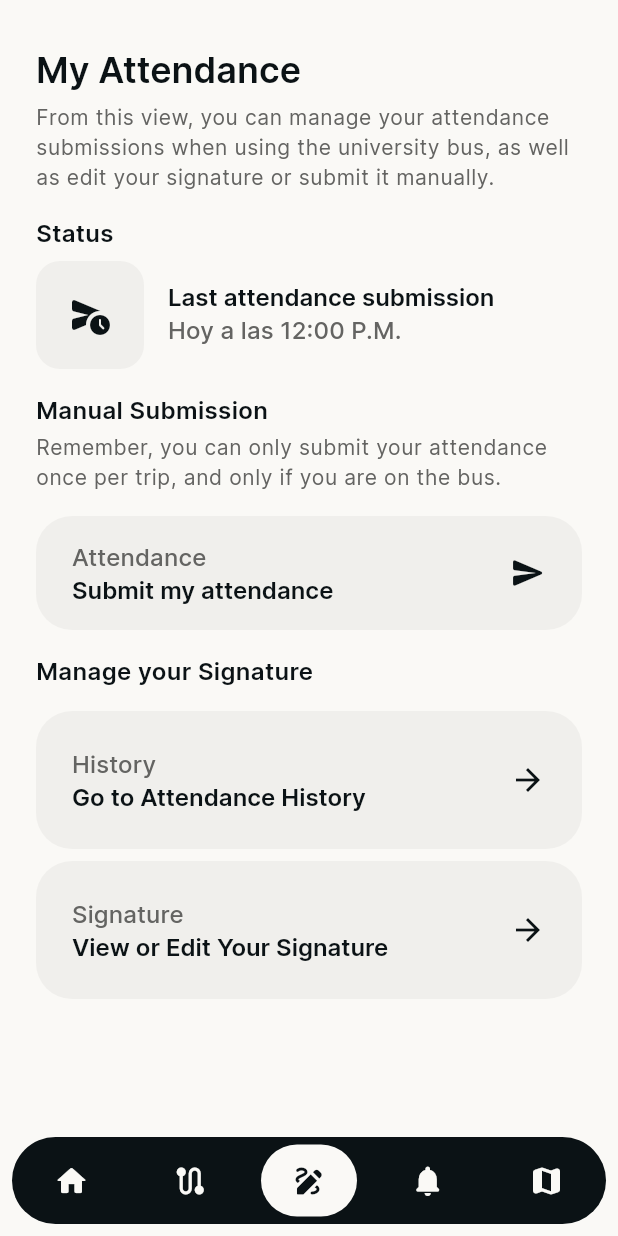
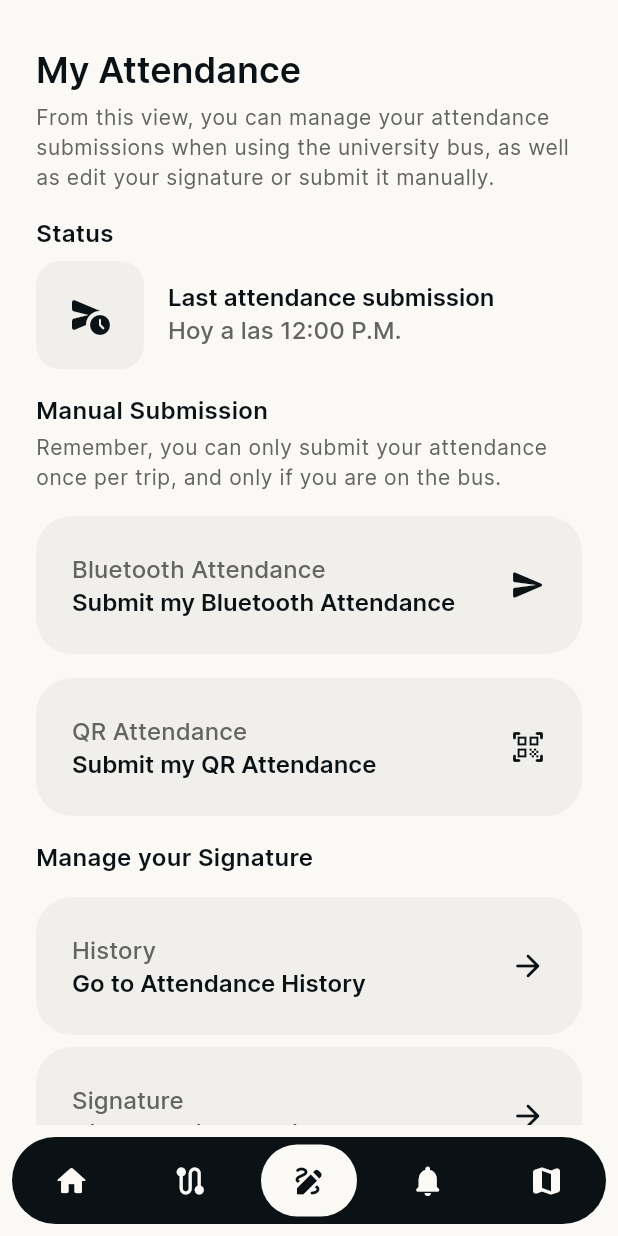
Before and after one commit to movilidad-up/simup-up-app, a Flutter app: the DashboardView screen opened directly, item 3 of the bottom bar chosen, on a phone screen of 412 x 824 dp. Run offline on Flutter 3.47's test engine with Material 3 defaults, Android fonts, the phone set to English and light mode, and no system bars; drawn by our look-alikes of showcaseview; our stand-ins replace flutter_blue_plus, flutter_dotenv, flutter_local_notifications, flutter_styled_toast, flutter_svg, flutter_timezone and 7 more; missing offline and left inert: cron, zoom_widget; accounts and stored records are empty; generated files the repository leaves out were written again; network calls fail.

Commit message:
SMP-023 - Implements Bluetooth Attendance view.

```diff
--- a/lib/l10n/app_en.arb
+++ b/lib/l10n/app_en.arb
@@ -161,7 +161,7 @@
   "manualSubmit": "Manual Submission",
   "manualSubmitDescription": "Remember, you can only submit your attendance once per trip, and only if you are on the bus.",
   "attendance": "Attendance",
-  "submitMyAttendance": "Submit my attendance",
+  "submitMyBeaconAttendance": "Submit my Bluetooth Attendance",
   "manageAttendance": "Manage your Signature",
   "myRecentAttendance": "My Recent Attendance",
   "history": "History",
@@ -176,6 +176,25 @@
   "beaconAttendanceSentInfo": "Your attendance has been submitted.",
   "beaconAttendanceFailed": "An error has occurred",
   "beaconAttendanceFailedInfo": "Your attendance was not submitted.",
+  "beaconAttendance": "Bluetooth Attendance",
+  "beaconAttendanceInfo": "Please make sure to turn on Bluetooth mode on your mobile device, then press submit attendance.",
+  "qrAttendance": "QR Attendance",
+  "submitMyQrAttendance": "Submit my QR Attendance",
+
+  "readyStatus": "Toca para enviar asistencia",
+  "readyStatusInfo": "Toque este botón para enviar su asistencia",
+  "disabledStatus": "Bluetooth apagado",
+  "disabledStatusInfo": "Encienda el modo bluetooth y vuelva a intentar",
+  "scanStatus": "Detectando la señal del bus",
+  "scanStatusInfo": "Recuerde estar dentro del bus para una mejor señal",
+  "sendStatus": "Enviando su asistencia",
+  "sendStatusInfo": "Si no tiene conexión, se enviará luego",
+  "rangeStatus": "Esta muy lejos del bus",
+  "rangeStatusInfo": "Acérquese al bus y vuelva a intentarlo",
+  "unknownStatus": "Bus no detectado",
+  "unknownStatusInfo": "No hemos detectado la señal, vuelva a intentarlo",
+  "successStatus": "¡Asistencia enviada!",
+  "successStatusInfo": "Se ha enviado su asistencia con exito ¡Gracias! :)",
 
   "monday": "Monday",
   "tuesday": "Tuesday",
--- a/lib/l10n/app_es.arb
+++ b/lib/l10n/app_es.arb
@@ -162,7 +162,7 @@
   "manualSubmit": "Envio Manual",
   "manualSubmitDescription": "Recuerda, solo podrás enviar tu asistencia 1 vez por trayecto, y solo si estas en el bus.",
   "attendance": "Asistencia",
-  "submitMyAttendance": "Enviar mi asistencia",
+  "submitMyBeaconAttendance": "Enviar mi Asistencia Bluetooth",
   "manageAttendance": "Administra tu Firma",
   "myRecentAttendance": "Mis Asistencias Recientes",
   "history": "Historial",
@@ -177,6 +177,25 @@
   "beaconAttendanceSentInfo": "Se ha enviado su asistencia.",
   "beaconAttendanceFailed": "Ha ocurrido un error",
   "beaconAttendanceFailedInfo": "No se ha enviado su asistencia.",
+  "beaconAttendance": "Asistencia Bluetooth",
+  "beaconAttendanceInfo": "Por favor, asegúrese de encender el modo bluetooth en su dispositivo móvil, y a continuación presione enviar asistencia.",
+  "qrAttendance": "Asistencia QR",
+  "submitMyQrAttendance": "Enviar mi Asistencia QR",
+
+  "readyStatus": "Toca para enviar asistencia",
+  "readyStatusInfo": "Toque este botón para enviar su asistencia",
+  "disabledStatus": "Bluetooth apagado",
+  "disabledStatusInfo": "Encienda el modo bluetooth y vuelva a intentar",
+  "scanStatus": "Detectando la señal del bus",
+  "scanStatusInfo": "Recuerde estar dentro del bus para una mejor señal",
+  "sendStatus": "Enviando su asistencia",
+  "sendStatusInfo": "Si no tiene conexión, se enviará luego",
+  "rangeStatus": "Esta muy lejos del bus",
+  "rangeStatusInfo": "Acérquese al bus y vuelva a intentarlo",
+  "unknownStatus": "Bus no detectado",
+  "unknownStatusInfo": "No hemos detectado la señal, vuelva a intentarlo",
+  "successStatus": "¡Asistencia enviada!",
+  "successStatusInfo": "Se ha enviado su asistencia con exito ¡Gracias! :)",
 
   "monday": "Lunes",
   "tuesday": "Martes",
--- a/lib/views/attendance_view.dart
+++ b/lib/views/attendance_view.dart
@@ -1,9 +1,9 @@
 import 'package:flutter/material.dart';
 import 'package:flutter_gen/gen_l10n/app_localizations.dart';
 import 'package:simup_up/enums/enums.dart';
+import 'package:simup_up/views/beacon_attendance_view.dart';
 import 'package:simup_up/views/components/action_card.dart';
 import 'package:simup_up/views/components/attendance_status.dart';
-import 'package:simup_up/views/components/submit_attendance_button.dart';
 import 'package:simup_up/views/history-view.dart';
 import 'package:simup_up/views/styles/spaces.dart';
 import 'package:simup_up/views/utils/custom-page-router.dart';
@@ -29,6 +29,7 @@ class _AttendanceViewState extends State<AttendanceView> {
     double screenWidth = MediaQuery.of(context).size.width;
 
     return SafeArea(
+      child: SingleChildScrollView(
         child: Column(
           children: [
             Padding(
@@ -88,7 +89,24 @@ class _AttendanceViewState extends State<AttendanceView> {
                       style: Theme.of(context).textTheme.bodySmall,
                     ),
                     VerticalSpacing(16.0),
-                  SubmitAttendanceButton(),
+                    // SubmitAttendanceButton(),
+                    ActionCard(
+                      onSchedulesTap: () {
+                        Navigator.of(context).push(CustomPageRoute(const BeaconAttendanceView()));
+                      },
+                      subtitle: AppLocalizations.of(context)!.beaconAttendance,
+                      title: AppLocalizations.of(context)!.submitMyBeaconAttendance,
+                      icon: Icons.send_rounded,
+                    ),
+                    VerticalSpacing(16.0),
+                    ActionCard(
+                      onSchedulesTap: () {
+                        Navigator.of(context).push(CustomPageRoute(const BeaconAttendanceView()));
+                      },
+                      subtitle: AppLocalizations.of(context)!.qrAttendance,
+                      title: AppLocalizations.of(context)!.submitMyQrAttendance,
+                      icon: Icons.qr_code_scanner_rounded,
+                    ),
                     VerticalSpacing(16.0),
                     Text(
                       AppLocalizations.of(context)!.manageAttendance,
@@ -120,6 +138,7 @@ class _AttendanceViewState extends State<AttendanceView> {
             ),
           ],
         ),
+      ),
     );
   }
 }
--- a/lib/views/components/action_card.dart
+++ b/lib/views/components/action_card.dart
@@ -6,10 +6,11 @@ class ActionCard extends StatefulWidget {
   final String subtitle;
   final String title;
   final bool isPrimaryAction;
+  final IconData icon;
 
   const ActionCard({
     Key? key,
-    required this.onSchedulesTap, required this.subtitle, required this.title, this.isPrimaryAction = false,
+    required this.onSchedulesTap, required this.subtitle, required this.title, this.isPrimaryAction = false, this.icon = Icons.arrow_forward_rounded,
   }) : super(key: key);
 
   @override
@@ -59,7 +60,7 @@ class _ActionCardState extends State<ActionCard> {
                       ),
                       VerticalSpacing(12.0),
                       Icon(
-                        Icons.arrow_forward,
+                        widget.icon,
                         color: Theme.of(context).colorScheme.onSurface,
                         size: 24.0,
                       )
--- a/lib/views/components/submit_attendance_button.dart
+++ /dev/null
@@ -1,95 +0,0 @@
-import 'package:flutter/material.dart';
-import 'package:simup_up/enums/enums.dart';
-import 'package:flutter_gen/gen_l10n/app_localizations.dart';
-import 'package:simup_up/views/utils/beacon_checker.dart';
-import 'custom_toast.dart';
-
-class SubmitAttendanceButton extends StatefulWidget {
-  const SubmitAttendanceButton({Key? key}) : super(key: key);
-
-  @override
-  State<SubmitAttendanceButton> createState() => _SubmitAttendanceButtonState();
-}
-
-class _SubmitAttendanceButtonState extends State<SubmitAttendanceButton> {
-  bool isLoading = false;
-  SendStatus status = SendStatus.awaiting;
-
-  Future<void> _handleAttendanceSubmission() async {
-    setState(() {
-      isLoading = true;
-    });
-
-    bool isNearValidBeacon = await BeaconChecker.isNearValidBeacon();
-
-    if (isNearValidBeacon) {
-      CustomToast.buildToast(
-          context,
-          const Color(0xFF44B300),
-          AppLocalizations.of(context)!.beaconAttendanceSent,
-          AppLocalizations.of(context)!.beaconAttendanceSentInfo,
-          Icons.error_rounded);
-      setState(() {
-        status = SendStatus.sent;
-      });
-    } else {
-      CustomToast.buildToast(
-          context,
-          const Color(0xFFE40000),
-          AppLocalizations.of(context)!.beaconAttendanceFailed,
-          AppLocalizations.of(context)!.beaconAttendanceFailedInfo,
-          Icons.error_rounded);
-      // Fluttertoast.showToast(msg: "No estás cerca de un beacon autorizado.");
-    }
-
-    setState(() {
-      isLoading = false;
-    });
-  }
-
-  @override
-  Widget build(BuildContext context) {
-    return Material(
-      borderRadius: BorderRadius.circular(24.0),
-      color: Theme.of(context).colorScheme.surfaceContainer,
-      child: InkWell(
-        borderRadius: BorderRadius.circular(24.0),
-        onTap: status == SendStatus.awaiting ? _handleAttendanceSubmission : null,
-        child: Padding(
-          padding: const EdgeInsets.symmetric(vertical: 16.0, horizontal: 24.0),
-          child: Row(
-            mainAxisAlignment: MainAxisAlignment.spaceBetween,
-            children: [
-              Column(
-                crossAxisAlignment: CrossAxisAlignment.start,
-                children: [
-                  Text(
-                    AppLocalizations.of(context)!.attendance,
-                    style: Theme.of(context).textTheme.labelLarge,
-                    textScaler: const TextScaler.linear(1.0),
-                  ),
-                  Text(
-                    AppLocalizations.of(context)!.submitMyAttendance,
-                    style: Theme.of(context).textTheme.headlineMedium,
-                    textScaler: const TextScaler.linear(1.0),
-                  ),
-                ],
-              ),
-              isLoading
-                  ? SizedBox(
-                width: 24.0,
-                height: 24.0,
-                child: CircularProgressIndicator(strokeWidth: 2.5),
-              )
-                  : Icon(
-                Icons.send_rounded,
-                color: Theme.of(context).colorScheme.onSurface,
-                size: 24.0,
-              ),
-            ],
-          ),
-        ),
-      ),
-    );
-  }
-}
```
Also changed, not shown: lib/enums/enums.dart (+10 -0 lines), lib/views/beacon_attendance_view.dart (added, +82 -0 lines), lib/views/components/status_radar.dart (added, +179 -0 lines), lib/views/utils/beacon_checker.dart (+34 -21 lines), lib/views/utils/status_radar_utils.dart (added, +49 -0 lines). Lines whose indentation alone changed are shown as unchanged.
